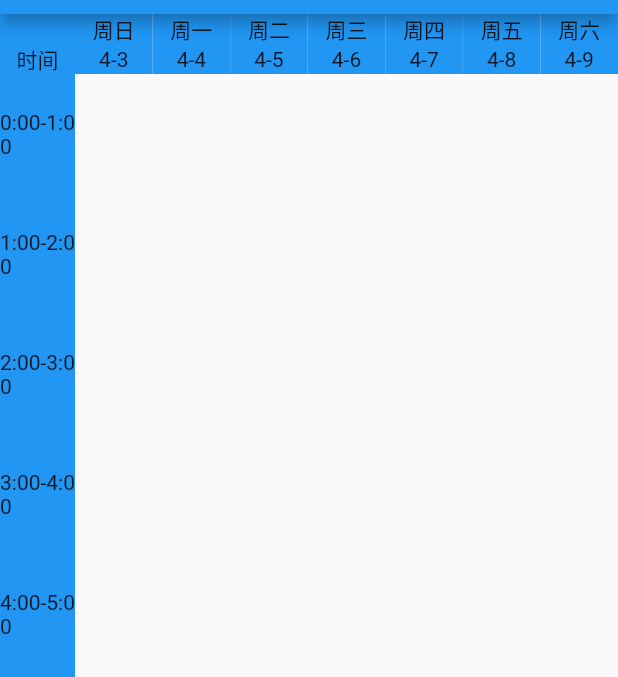
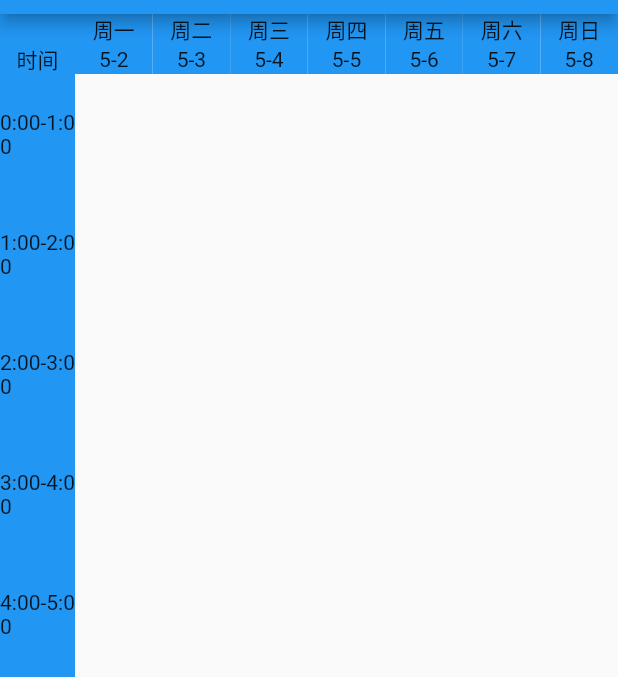
Before and after one commit to jackfiled/post_calendar_android, a Flutter app: the screen it shows after launch, on a phone screen of 412 x 824 dp, the part 70-747 px from its top. Run offline on Flutter 3.47's test engine with Material 2 defaults, Android fonts, the phone set to English and light mode, and no system bars; our stand-ins replace sqflite; accounts and stored records are empty.

Commit message:
刷新和切换周数完成 修复了日期显示错误的bug 实机测试完成

```diff
--- a/lib/Models/calendar.dart
+++ b/lib/Models/calendar.dart
@@ -1,10 +1,14 @@
 import 'dart:async';
+import 'package:flutter/cupertino.dart';
+import 'package:flutter/material.dart';
+
 import 'package:post_calendar_android/Common/global.dart';
 import 'package:post_calendar_android/Models/database.dart';
 
-class CalendarManager{
+class CalendarManager extends ChangeNotifier{
 
   final provider = CalendarProvider();
+
   late DateTime weekFirstDay;
 
   List<CalendarItem> mondayItems = [];
@@ -17,6 +21,8 @@ class CalendarManager{
 
   late List<List<CalendarItem>> lists;
 
+  late CalendarHeadViewItem calendarHeadViewItem;
+
   CalendarManager() {
     // 为了方便设计的列表
     lists = [
@@ -28,16 +34,19 @@ class CalendarManager{
       saturdayItems,
       sundayItems
     ];
+
     // 获得当前查看周的第一天
     weekFirstDay = DateTime(
       DateTime.now().year,
       DateTime.now().month,
       DateTime.now().day,
     ).add(Duration(days: - DateTime.now().weekday + 1));
+
+    calendarHeadViewItem = CalendarHeadViewItem(weekFirstDay);
   }
 
-
-  Future refresh() async {
+  // 刷新日历时间列表
+  void refresh() async {
     List<CalendarItem> items = await getWeekItems(weekFirstDay);
 
     for(List<CalendarItem> l in lists){
@@ -45,8 +54,24 @@ class CalendarManager{
     }
 
     for(CalendarItem item in items){
-      lists[item.beginTime.weekday].add(item);
+      lists[item.beginTime.weekday - 1].add(item);
     }
+
+    notifyListeners();
+  }
+
+  // 设置为下一周
+  void nextWeek() {
+    weekFirstDay = weekFirstDay.add(const Duration(days: 7));
+    calendarHeadViewItem.set2nextWeek();
+    notifyListeners();
+  }
+
+  // 设置为上一周
+  void lastWeek() {
+    weekFirstDay = weekFirstDay.subtract(const Duration(days: 7));
+    calendarHeadViewItem.set2lastWeek();
+    notifyListeners();
   }
 
   Future<List<CalendarItem>> getWeekItems(DateTime time) async {
@@ -77,6 +102,7 @@ class CalendarManager{
   }
 }
 
+// 日历时间模型
 class CalendarItem{
   int? id;
   String name;
@@ -122,3 +148,79 @@ class CalendarItem{
     required this.endTime
   });
 }
+
+class CalendarHeadViewItem{
+  var year = "";
+  var monday = "";
+  var tuesday = "";
+  var wednesday = "";
+  var thursday = "";
+  var friday = "";
+  var saturday = "";
+  var sunday = "";
+
+  late DateTime weekFirstDay;
+  final oneDay = const Duration(days: 1);
+
+  CalendarHeadViewItem(DateTime timeOfFirstDay){
+    weekFirstDay = timeOfFirstDay;
+    DateTime date = weekFirstDay;
+
+    year = "${date.year}";
+    monday = "${date.month}-${date.day}";
+    date = date.add(oneDay);
+    tuesday = "${date.month}-${date.day}";
+    date = date.add(oneDay);
+    wednesday = "${date.month}-${date.day}";
+    date = date.add(oneDay);
+    thursday = "${date.month}-${date.day}";
+    date = date.add(oneDay);
+    friday = "${date.month}-${date.day}";
+    date = date.add(oneDay);
+    saturday = "${date.month}-${date.day}";
+    date = date.add(oneDay);
+    sunday = "${date.month}-${date.day}";
+  }
+
+  //切换到下一周
+  void set2nextWeek(){
+    weekFirstDay = weekFirstDay.add(const Duration(days: 7));
+    DateTime date = weekFirstDay;
+
+    year = "${date.year}";
+    monday = "${date.month}-${date.day}";
+    date = date.add(oneDay);
+    tuesday = "${date.month}-${date.day}";
+    date = date.add(oneDay);
+    wednesday = "${date.month}-${date.day}";
+    date = date.add(oneDay);
+    thursday = "${date.month}-${date.day}";
+    date = date.add(oneDay);
+    friday = "${date.month}-${date.day}";
+    date = date.add(oneDay);
+    saturday = "${date.month}-${date.day}";
+    date = date.add(oneDay);
+    sunday = "${date.month}-${date.day}";
+  }
+
+  //切换到上一周
+  void set2lastWeek(){
+    weekFirstDay = weekFirstDay.subtract(const Duration(days: 7));
+    DateTime date = weekFirstDay;
+
+    year = "${date.year}";
+    monday = "${date.month}-${date.day}";
+    date = date.add(oneDay);
+    tuesday = "${date.month}-${date.day}";
+    date = date.add(oneDay);
+    wednesday = "${date.month}-${date.day}";
+    date = date.add(oneDay);
+    thursday = "${date.month}-${date.day}";
+    date = date.add(oneDay);
+    friday = "${date.month}-${date.day}";
+    date = date.add(oneDay);
+    saturday = "${date.month}-${date.day}";
+    date = date.add(oneDay);
+    sunday = "${date.month}-${date.day}";
+  }
+}
--- a/lib/Widget/Calendar/calendar_data_head_widget.dart
+++ b/lib/Widget/Calendar/calendar_data_head_widget.dart
@@ -1,79 +1,8 @@
 import 'package:flutter/material.dart';
+import 'package:provider/provider.dart';
 
 import 'package:post_calendar_android/Common/global.dart';
-
-class CalendarHomeViewItem{
-  var year = "";
-  var monday = "";
-  var tuesday = "";
-  var wednesday = "";
-  var thursday = "";
-  var friday = "";
-  var saturday = "";
-  var sunday = "";
-
-  late DateTime date;
-  final oneDay = const Duration(days: 1);
-
-  CalendarHomeViewItem(DateTime timeOfFirstDay){
-    date = timeOfFirstDay;
-
-    year = "${date.year}";
-    sunday = "${date.month}-${date.day}";
-    date = date.add(oneDay);
-    monday = "${date.month}-${date.day}";
-    date = date.add(oneDay);
-    tuesday = "${date.month}-${date.day}";
-    date = date.add(oneDay);
-    wednesday = "${date.month}-${date.day}";
-    date = date.add(oneDay);
-    thursday = "${date.month}-${date.day}";
-    date = date.add(oneDay);
-    friday = "${date.month}-${date.day}";
-    date = date.add(oneDay);
-    saturday = "${date.month}-${date.day}";
-  }
-
-  //切换到下一周
-  void set2nextWeek(){
-    date.add(const Duration(days: 7));
-
-    year = "${date.year}";
-    sunday = "${date.month}-${date.day}";
-    date = date.add(oneDay);
-    monday = "${date.month}-${date.day}";
-    date = date.add(oneDay);
-    tuesday = "${date.month}-${date.day}";
-    date = date.add(oneDay);
-    wednesday = "${date.month}-${date.day}";
-    date = date.add(oneDay);
-    thursday = "${date.month}-${date.day}";
-    date = date.add(oneDay);
-    friday = "${date.month}-${date.day}";
-    date = date.add(oneDay);
-    saturday = "${date.month}-${date.day}";
-  }
-
-  //切换到上一周
-  void set2lastWeek(){
-    date.add(const Duration(days: -7));
-
-    year = "${date.year}";
-    sunday = "${date.month}-${date.day}";
-    date = date.add(oneDay);
-    monday = "${date.month}-${date.day}";
-    date = date.add(oneDay);
-    tuesday = "${date.month}-${date.day}";
-    date = date.add(oneDay);
-    wednesday = "${date.month}-${date.day}";
-    date = date.add(oneDay);
-    thursday = "${date.month}-${date.day}";
-    date = date.add(oneDay);
-    friday = "${date.month}-${date.day}";
-    date = date.add(oneDay);
-    saturday = "${date.month}-${date.day}";
-  }
-}
+import 'package:post_calendar_android/Models/calendar.dart';
 
 class CalendarDateHead extends StatefulWidget {
   const CalendarDateHead({Key? key}) : super(key: key);
@@ -83,8 +12,6 @@ class CalendarDateHead extends StatefulWidget {
 }
 
 class _CalendarDateHeadState extends State<CalendarDateHead> {
-  CalendarHomeViewItem viewItem = CalendarHomeViewItem(DateTime(2022, 4, 3));
-
   late List<Widget> headTimeList;
   late Table dateHead;
 
@@ -103,49 +30,77 @@ class _CalendarDateHeadState extends State<CalendarDateHead> {
         height: 20,
         color: Colors.blue,
         child: Center(
-          child: Text(viewItem.sunday),
+          child: Consumer<CalendarManager>(
+            builder: (context, manager, child){
+              return Text(manager.calendarHeadViewItem.monday);
+            },
+          )
         ),
       ),
       Container(
         height: 20,
         color: Colors.blue,
         child: Center(
-          child: Text(viewItem.monday),
+          child: Consumer<CalendarManager>(
+            builder: (context, manager, child){
+              return Text(manager.calendarHeadViewItem.tuesday);
+            },
+          )
         ),
       ),
       Container(
         height: 20,
         color: Colors.blue,
         child: Center(
-          child: Text(viewItem.tuesday),
+          child: Consumer<CalendarManager>(
+            builder: (context, manager, child){
+              return Text(manager.calendarHeadViewItem.wednesday);
+            },
+          )
         ),
       ),
       Container(
         height: 20,
         color: Colors.blue,
         child: Center(
-          child: Text(viewItem.wednesday),
+          child: Consumer<CalendarManager>(
+            builder: (context, manager, child){
+              return Text(manager.calendarHeadViewItem.thursday);
+            },
+          )
         ),
       ),
       Container(
         height: 20,
         color: Colors.blue,
         child: Center(
-          child: Text(viewItem.thursday),
+          child: Consumer<CalendarManager>(
+            builder: (context, manager, child){
+              return Text(manager.calendarHeadViewItem.friday);
+            },
+          )
         ),
       ),
       Container(
         height: 20,
         color: Colors.blue,
         child: Center(
-          child: Text(viewItem.friday),
+          child: Consumer<CalendarManager>(
+            builder: (context, manager, child){
+              return Text(manager.calendarHeadViewItem.saturday);
+            },
+          )
         ),
       ),
       Container(
         height: 20,
         color: Colors.blue,
         child: Center(
-          child: Text(viewItem.saturday),
+          child: Consumer<CalendarManager>(
+            builder: (context, manager, child){
+              return Text(manager.calendarHeadViewItem.sunday);
+            },
+          )
         ),
       ),
     ];
@@ -171,12 +126,6 @@ class _CalendarDateHeadState extends State<CalendarDateHead> {
             height: 20,
             color: Colors.blue,
           ),
-          Container(
-              height: 20,
-              color: Colors.blue,
-              child: const Center(
-                child: Text("周日"),
-              )),
           Container(
             height: 20,
             color: Colors.blue,
@@ -219,6 +168,13 @@ class _CalendarDateHeadState extends State<CalendarDateHead> {
               child: Text("周六"),
             ),
           ),
+          Container(
+              height: 20,
+              color: Colors.blue,
+              child: const Center(
+                child: Text("周日"),
+              )
+          ),
         ]),
         TableRow(children: headTimeList)
       ],
--- a/lib/Widget/calendar_home.dart
+++ b/lib/Widget/calendar_home.dart
@@ -1,7 +1,9 @@
+import 'dart:math';
 import 'package:flutter/material.dart';
+import 'package:provider/provider.dart';
+
 import 'package:post_calendar_android/Widget/Calendar/calendar_data_head_widget.dart';
 import 'package:post_calendar_android/Widget/Calendar/calendar_widget.dart';
-
 import 'package:post_calendar_android/Models/calendar.dart';
 import 'package:post_calendar_android/Common/global.dart';
 
@@ -15,44 +17,24 @@ class CalendarHome extends StatefulWidget {
 class _CalendarHomeState extends State<CalendarHome> {
   final double columnHeight = CalendarSetting.columnHeight * 24;
 
-  CalendarManager manager = CalendarManager();
-
-  List<Widget> mondayList = [];
-  List<Widget> tuesdayList = [];
-  List<Widget> wednesdayList = [];
-  List<Widget> thursdayList = [];
-  List<Widget> fridayList = [];
-  List<Widget> saturdayList = [];
-  List<Widget> sundayList = [];
-
-  List<List<Widget>> widgetLists = [];
-
   @override
   void initState() {
     super.initState();
-
-    widgetLists = [
-      mondayList,
-      tuesdayList,
-      wednesdayList,
-      thursdayList,
-      fridayList,
-      saturdayList,
-      sundayList
-    ];
-
-    refresh();
   }
 
   @override
   Widget build(BuildContext context) {
     return Scaffold(
-        body: Column(
+        body:  ChangeNotifierProvider(
+          create: (context) => CalendarManager(),
+          child: Column(
             children: [
               const CalendarDateHead(),
               Expanded(
-                child: SizedBox(
-                  height: columnHeight,
+                child: Consumer<CalendarManager>(
+                    builder: (context, manager, child){
+                      return GestureDetector(
+                        child: RefreshIndicator(
                           child: SingleChildScrollView(
                             scrollDirection: Axis.vertical,
                             child: Table(
@@ -72,52 +54,78 @@ class _CalendarHomeState extends State<CalendarHome> {
                                   SizedBox(
                                       height: columnHeight,
                                       child: Stack(
-                              children: mondayList,
-                            ),
+                                        children:
+                                        buildItemWidgetList(manager.mondayItems),
+                                      )
                                   ),
                                   SizedBox(
                                       height: columnHeight,
                                       child: Stack(
-                              children: thursdayList,
-                            ),
+                                        children:
+                                        buildItemWidgetList(manager.thursdayItems),
+                                      )
                                   ),
                                   SizedBox(
                                       height: columnHeight,
                                       child: Stack(
-                              children: wednesdayList,
-                            ),
+                                        children:
+                                        buildItemWidgetList(manager.wednesdayItems),
+                                      )
                                   ),
                                   SizedBox(
                                       height: columnHeight,
                                       child: Stack(
-                              children: tuesdayList,
-                            ),
+                                        children:
+                                        buildItemWidgetList(manager.thursdayItems),
+                                      )
                                   ),
                                   SizedBox(
                                       height: columnHeight,
                                       child: Stack(
-                              children: fridayList,
-                            ),
+                                        children:
+                                        buildItemWidgetList(manager.fridayItems),
+                                      )
                                   ),
                                   SizedBox(
                                       height: columnHeight,
                                       child: Stack(
-                              children: saturdayList,
-                            ),
+                                        children:
+                                        buildItemWidgetList(manager.saturdayItems),
+                                      )
                                   ),
                                   SizedBox(
                                       height: columnHeight,
                                       child: Stack(
-                              children: sundayList,
-                            ),
+                                        children:
+                                        buildItemWidgetList(manager.sundayItems),
+                                      )
                                   ),
                                 ])
                               ],
                             ),
                           ),
-                )
+                          onRefresh: (){
+                            return Future.delayed(const Duration(seconds: 1), (){
+                              manager.refresh();
+                            });
+                          },
+                        ),
+                        onHorizontalDragEnd: (detail){
+                          final double direction =
+                              detail.velocity.pixelsPerSecond.direction;
+                          if(direction > - pi / 2 && direction < pi / 2){
+                            manager.lastWeek();
+                            manager.refresh();
+                          }else{
+                            manager.nextWeek();
+                            manager.refresh();
+                          }
+                        },
+                      );
+                    }),
               )
             ],
+          ),
         ),
       floatingActionButton: FloatingActionButton(
         child: const Icon(Icons.add),
@@ -129,20 +137,14 @@ class _CalendarHomeState extends State<CalendarHome> {
     );
   }
 
-  /// 从manager中重新刷新数据
-  void refresh() async {
-    var future = manager.refresh();
+  List<Widget> buildItemWidgetList(List<CalendarItem> list){
+    List<Widget> widgetList = [];
 
-    for(List<Widget> l in widgetLists){
-      l.clear();
+    for(var item in list){
+      widgetList.add(CalendarItemWidget(calendarItem: item).build());
     }
 
-    await future;
-    for(int i = 0; i < 7; i++){
-      for(CalendarItem item in manager.lists[i]){
-        widgetLists[i].add(CalendarItemWidget(calendarItem: item).build());
-      }
-    }
+    return widgetList;
   }
 }
 
```
Lines whose indentation alone changed are shown as unchanged.
